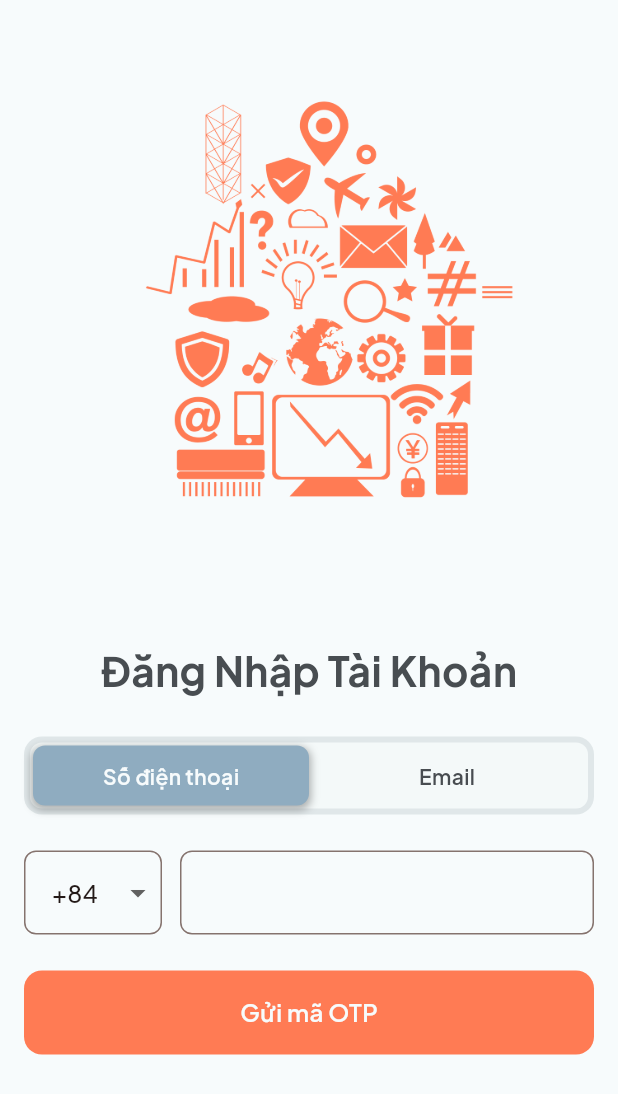
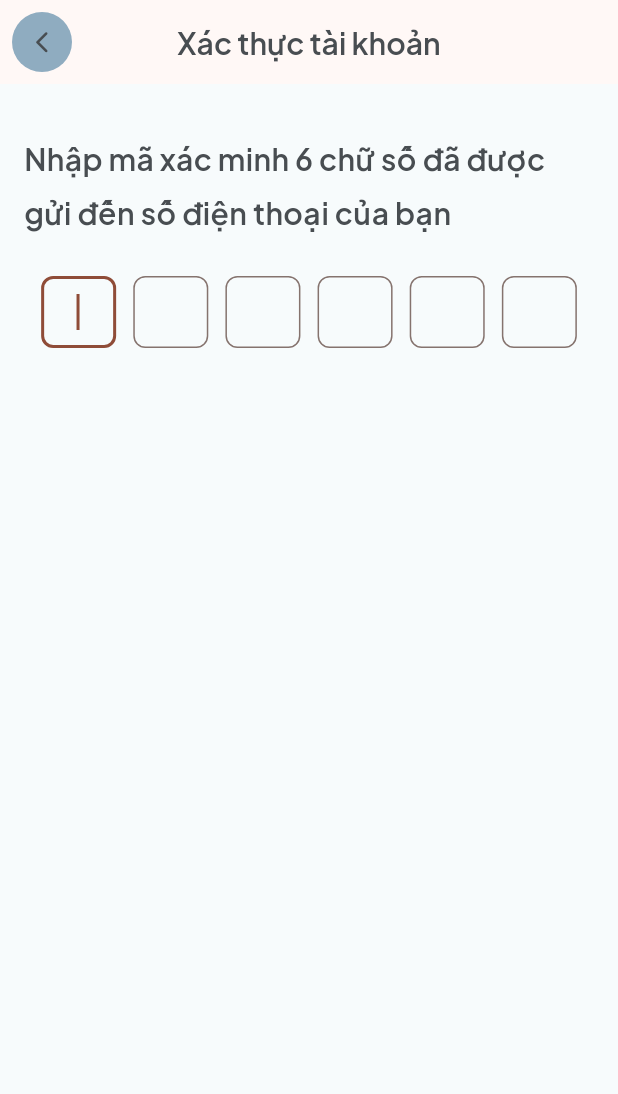
Before and after one commit to doanvanquoc/iot_app, a Flutter app: the screen it shows after launch, after a tap on "Gửi mã OTP", on a phone screen of 412 x 824 dp. Shown: the top 1094 px of the screen. Run offline on Flutter 3.47's test engine with Material 2 defaults, Android fonts, the phone set to English and light mode, and no system bars; drawn by our look-alikes of custom_sliding_segmented_control; our stand-ins replace dropdown_button2, get, google_fonts.

Commit message:
create auth_screen

```diff
--- a/lib/common/apps/app_color.dart
+++ b/lib/common/apps/app_color.dart
@@ -1,9 +1,10 @@
 import 'package:flutter/material.dart';
+
 // Chú ý xem màu trong design figma để dùng cho chuẩn
 class AppColor {
   static const primaryColor = Color(0xffFF7B54); //màu chủ đạo
   static const secondaryColor = Color(0xff8FACC0); //màu xám đậm
-  static const backgroundColor = Color(0xffDDE6ED); //màu xám nhạt
+  static const backgroundColor = Color(0xffF7FBFC); //màu xám nhạt
 }
 
 //HDSD => color: AppColor.primaryColor.....
--- a/lib/main.dart
+++ b/lib/main.dart
@@ -1,4 +1,5 @@
 import 'package:flutter/material.dart';
+import 'package:get/get_navigation/src/root/get_material_app.dart';
 import 'package:google_fonts/google_fonts.dart';
 import 'package:iot_app/views/auth/login/login_screen.dart';
 
@@ -11,7 +12,8 @@ class MyApp extends StatelessWidget {
 
   @override
   Widget build(BuildContext context) {
-    return MaterialApp(
+    return GetMaterialApp(
+      debugShowCheckedModeBanner: false,
       title: 'IoT App',
       theme: ThemeData(
         primarySwatch: Colors.orange,
--- /dev/null
+++ b/lib/view_models/authentication_view_model.dart
@@ -0,0 +1,29 @@
+import 'package:flutter/material.dart';
+import 'package:get/get.dart';
+
+class AuthenticationViewModel extends GetxController {
+  final List<TextEditingController> otpControllers = List.generate(
+    6,
+    (index) => TextEditingController(),
+  );
+
+  var otpValues = List.filled(6, '').obs;
+
+  void onOTPChanged(String value, int index, BuildContext buildContext) {
+    otpValues[index] = value; // Update the OTP value
+
+    if (value.length == 1 && index < 5) {
+      FocusScope.of(buildContext).nextFocus();
+    } else if (value.isEmpty && index > 0) {
+      FocusScope.of(buildContext).previousFocus();
+    }
+  }
+
+  @override
+  void onClose() {
+    for (var controller in otpControllers) {
+      controller.dispose();
+    }
+    super.onClose();
+  }
+}
--- a/lib/view_models/login_view_model.dart
+++ b/lib/view_models/login_view_model.dart
@@ -4,7 +4,6 @@ import '../views/auth/login/country_phone_code.dart';
 class LoginViewModel extends GetxController {
   var selectedSegment = 1.obs;
   var selectedCountryCode = CountryPhoneCode.countryCodes[0].code.obs;
-  var length = 0.obs;
 
   void onSegmentChanged(int newValue) {
     selectedSegment(newValue);
--- /dev/null
+++ b/lib/views/auth/login/authentication_screen.dart
@@ -0,0 +1,62 @@
+import 'package:flutter/material.dart';
+import 'package:get/get.dart';
+import 'package:iot_app/common/apps/app_color.dart';
+import 'package:iot_app/view_models/authentication_view_model.dart';
+import 'package:iot_app/views/auth/login/controllers/otp_field_controller.dart';
+
+class AuthenticationScreen extends StatelessWidget {
+  AuthenticationScreen({super.key});
+
+  final AuthenticationViewModel viewModel = Get.put(AuthenticationViewModel());
+
+  @override
+  Widget build(BuildContext context) {
+    return Scaffold(
+      backgroundColor: AppColor.backgroundColor,
+      appBar: AppBar(
+        centerTitle: true,
+        automaticallyImplyLeading: false,
+        title: const Text(
+          'Xác thực tài khoản',
+          style: TextStyle(
+            color: Color(0xff484D51),
+            fontSize: 20,
+            fontWeight: FontWeight.w600,
+          ),
+        ),
+        leading: IconButton(
+          iconSize: 17,
+          icon: const CircleAvatar(
+            backgroundColor: AppColor.secondaryColor,
+            child: Icon(
+              Icons.arrow_back_ios_new_rounded,
+              color: Color(0xff484D51),
+            ),
+          ),
+          onPressed: () {
+            Get.back();
+          },
+        ),
+      ),
+      body: Padding(
+        padding: const EdgeInsets.all(16),
+        child: Column(
+          children: [
+            const SizedBox(height: 16),
+            const Text(
+              'Nhập mã xác minh 6 chữ số đã được gửi đến số điện thoại của bạn',
+              style: TextStyle(
+                height: 1.8,
+                color: Color(0xff484D51),
+                fontSize: 20,
+                fontWeight: FontWeight.w600,
+              ),
+            ),
+            const SizedBox(height: 24),
+            OTPFieldController(),
+          ],
+        ),
+      ),
+    );
+  }
+}
--- /dev/null
+++ b/lib/views/auth/login/controllers/otp_field_controller.dart
@@ -0,0 +1,40 @@
+import 'package:flutter/material.dart';
+import 'package:get/get.dart';
+import 'package:iot_app/view_models/authentication_view_model.dart';
+
+class OTPFieldController extends StatelessWidget {
+  OTPFieldController({Key? key}) : super(key: key);
+
+  final AuthenticationViewModel otpField = Get.find();
+
+  @override
+  Widget build(BuildContext context) {
+    return Row(
+      mainAxisAlignment: MainAxisAlignment.spaceEvenly,
+      children: List.generate(6, (index) {
+        var controller = otpField.otpControllers[index];
+        return SizedBox(
+          width: 50,
+          height: 50,
+          child: TextField(
+            controller: controller,
+            autofocus: index == 0,
+            keyboardType: TextInputType.number,
+            textAlign: TextAlign.center,
+            maxLength: 1,
+            onChanged: (value) {
+              otpField.onOTPChanged(value, index, context);
+            },
+            decoration: InputDecoration(
+              contentPadding: const EdgeInsets.all(10),
+              counterText: '',
+              border: OutlineInputBorder(
+                borderRadius: BorderRadius.circular(8),
+              ),
+            ),
+          ),
+        );
+      }),
+    );
+  }
+}
--- a/lib/views/auth/login/controllers/phone_number_controller.dart
+++ b/lib/views/auth/login/controllers/phone_number_controller.dart
@@ -35,6 +35,11 @@ class PhoneNumberController extends StatelessWidget {
           return CountryPhoneCode.countryCodes.map((countryCode) {
             return Text(
               countryCode.code,
+              style: const TextStyle(
+                color: Color(0xff484D51),
+                fontSize: 18,
+                fontWeight: FontWeight.w500,
+              ),
             );
           }).toList();
         },
--- a/lib/views/auth/login/controllers/segmented_controller.dart
+++ b/lib/views/auth/login/controllers/segmented_controller.dart
@@ -10,7 +10,8 @@ class SegmentedController extends StatelessWidget {
 
   @override
   Widget build(BuildContext context) {
-    return Obx(() => Container(
+    return Obx(
+      () => Container(
         width: double.infinity,
         padding: const EdgeInsets.all(4),
         decoration: const BoxDecoration(
@@ -44,7 +45,8 @@ class SegmentedController extends StatelessWidget {
           duration: const Duration(milliseconds: 70),
           curve: Curves.easeInToLinear,
         ),
-        ));
+      ),
+    );
   }
 
   Text _buildSegmentText(String text, int value) {
--- a/lib/views/auth/login/country_phone_code.dart
+++ b/lib/views/auth/login/country_phone_code.dart
@@ -1,5 +1,5 @@
 class CountryPhoneCode {
-  String? name;
+  String name;
   String code;
 
   CountryPhoneCode(this.name, this.code);
--- a/lib/views/auth/login/login_screen.dart
+++ b/lib/views/auth/login/login_screen.dart
@@ -3,6 +3,7 @@ import 'package:get/get.dart';
 import 'package:iot_app/common/apps/app_color.dart';
 import 'package:iot_app/common/widgets/my_button.dart';
 import 'package:iot_app/view_models/login_view_model.dart';
+import 'package:iot_app/views/auth/login/authentication_screen.dart';
 import 'package:iot_app/views/auth/login/controllers/phone_number_controller.dart';
 import 'package:iot_app/views/auth/login/controllers/segmented_controller.dart';
 
@@ -14,7 +15,7 @@ class LoginScreen extends StatelessWidget {
   @override
   Widget build(BuildContext context) {
     return Scaffold(
-      backgroundColor: const Color(0xffF7FBFC),
+      backgroundColor: AppColor.backgroundColor,
       body: SingleChildScrollView(
         child: Column(
           children: [
@@ -38,7 +39,9 @@ class LoginScreen extends StatelessWidget {
                   const SizedBox(height: 24),
                   SegmentedController(viewModel: viewModel),
                   const SizedBox(height: 24),
-                  Row(
+                  Obx(() {
+                    if (viewModel.selectedSegment.value == 1) {
+                      return Row(
                         children: [
                           Expanded(
                             child: PhoneNumberController(),
@@ -49,7 +52,14 @@ class LoginScreen extends StatelessWidget {
                             child: SizedBox(
                               height: 56,
                               child: TextFormField(
-                            keyboardType: TextInputType.phone,
+                                keyboardType:
+                                    const TextInputType.numberWithOptions(
+                                        decimal: false),
+                                style: const TextStyle(
+                                  color: Color(0xff484D51),
+                                  fontSize: 18,
+                                  fontWeight: FontWeight.w500,
+                                ),
                                 decoration: InputDecoration(
                                   border: OutlineInputBorder(
                                     borderRadius: BorderRadius.circular(8),
@@ -60,9 +70,34 @@ class LoginScreen extends StatelessWidget {
                             ),
                           ),
                         ],
+                      );
+                    } else {
+                      return SizedBox(
+                        height: 56,
+                        child: TextFormField(
+                          style: const TextStyle(
+                            color: Color(0xff484D51),
+                            fontSize: 18,
+                            fontWeight: FontWeight.w500,
                           ),
+                          keyboardType: TextInputType.emailAddress,
+                          decoration: InputDecoration(
+                            hintText: 'your_email@gmail.com',
+                            border: OutlineInputBorder(
+                              borderRadius: BorderRadius.circular(8),
+                            ),
+                            contentPadding: const EdgeInsets.all(16),
+                          ),
+                        ),
+                      );
+                    }
+                  }),
                   const SizedBox(height: 24),
-                  MyButton(text: 'Gửi mã OTP', onTap: () {}),
+                  MyButton(
+                      text: 'Gửi mã OTP',
+                      onTap: () {
+                        Get.to(AuthenticationScreen());
+                      }),
                 ],
               ),
             )
```
Also changed, not shown: lib/views/auth/authentication_screen.dart (deleted). Lines whose indentation alone changed are shown as unchanged.
